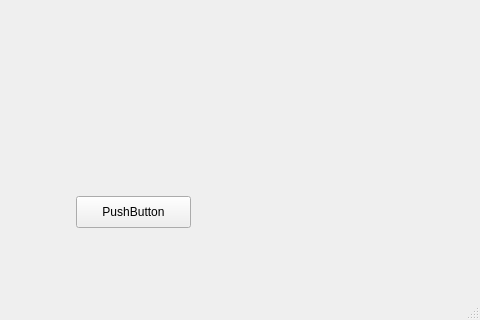
Old version of the form Craps.ui in the repository SNHU-CETA-CSE/craps-build-krwatkins; both pictures show x 194 to 674 and y 124 to 444 of the 674 by 444 pixel window.
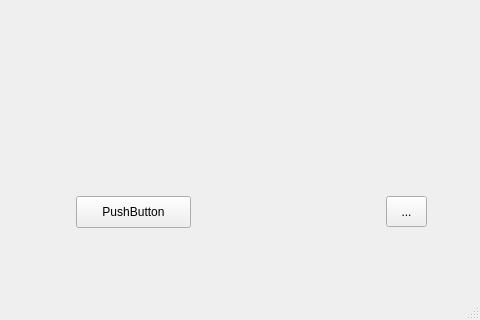
New version of the form. Icons and pictures are not drawn.

Commit message: Added Close Dialoge and Preferences Panel

Patch:
```diff
--- a/Craps.ui
+++ b/Craps.ui
@@ -108,6 +108,19 @@
      <string>1000000</string>
     </property>
    </widget>
+   <widget class="QToolButton" name="preferencesSelectButton">
+    <property name="geometry">
+     <rect>
+      <x>580</x>
+      <y>320</y>
+      <width>41</width>
+      <height>31</height>
+     </rect>
+    </property>
+    <property name="text">
+     <string>...</string>
+    </property>
+   </widget>
   </widget>
   <widget class="QMenuBar" name="menubar">
    <property name="geometry">
```
The commit also changes 1 other file.
